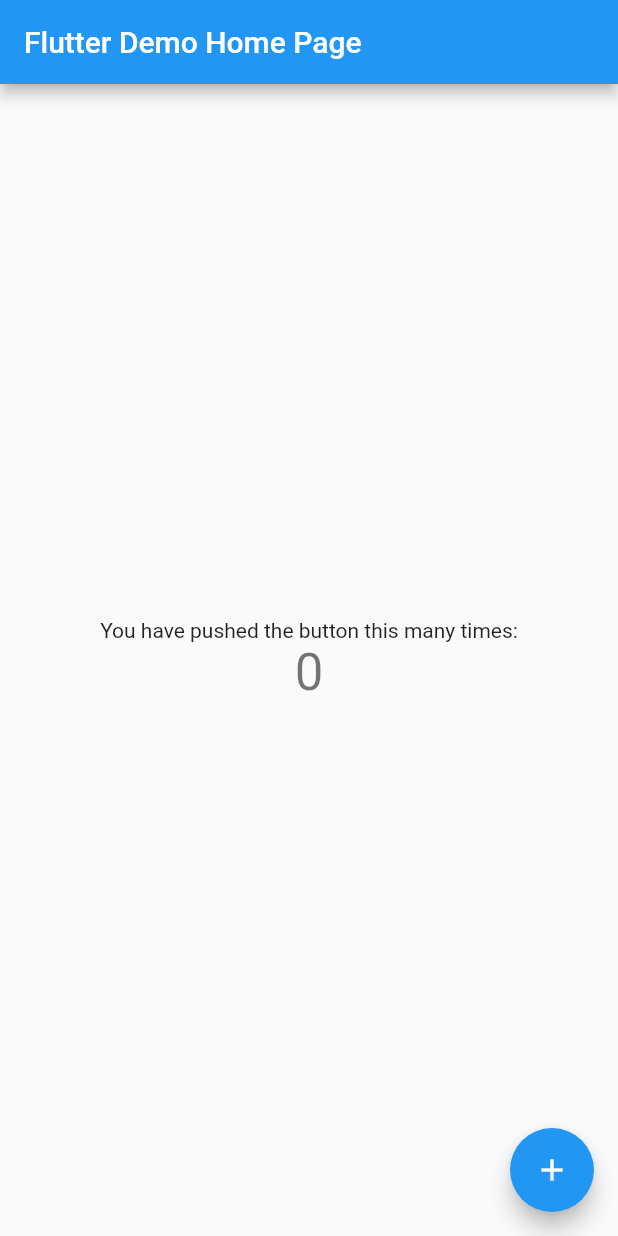
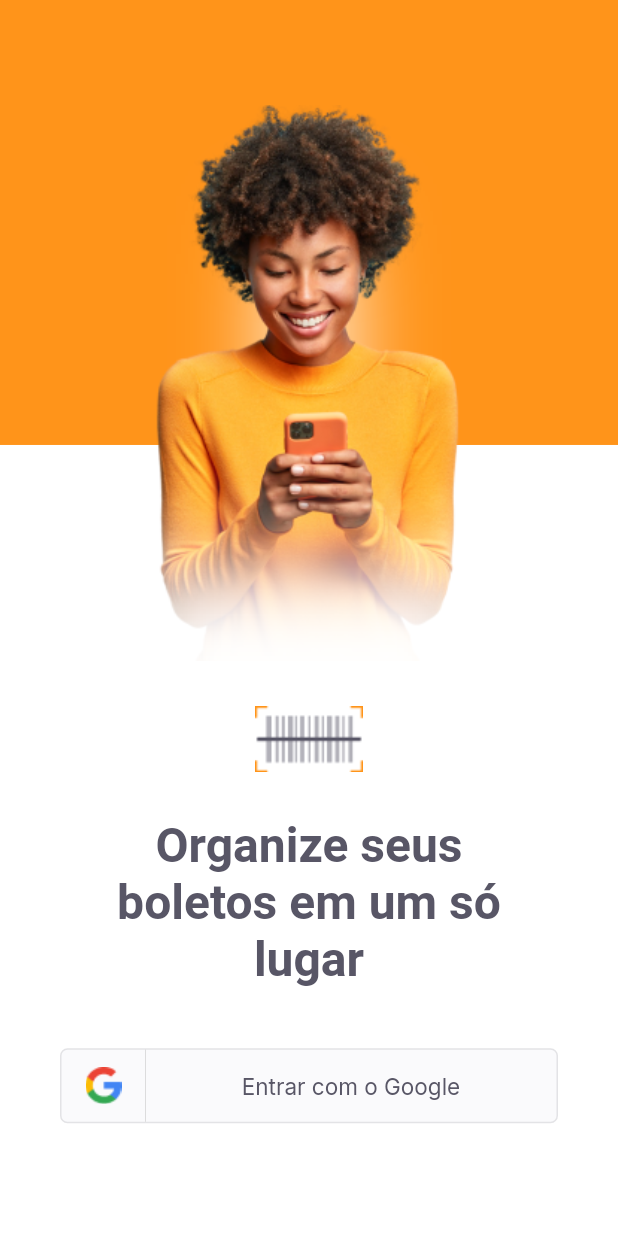
Before and after one commit to DawidOliveira/pay-flow, a Flutter app: the screen it shows after launch, on a phone screen of 412 x 824 dp. Run offline on Flutter 3.47's test engine with Material 2 defaults, Android fonts, the phone set to English and light mode, and no system bars; our stand-ins replace google_fonts.

Commit message:
criação das páginas: splash, login e o início da home

```diff
--- a/lib/main.dart
+++ b/lib/main.dart
@@ -1,113 +1,23 @@
 import 'package:flutter/material.dart';
+import 'package:payflow/modules/home/home_page.dart';
+import 'package:payflow/modules/login/login_page.dart';
+import 'package:payflow/modules/splash/splash_page.dart';
+import 'package:payflow/shared/themes/app_colors.dart';
 
 void main() {
-  runApp(MyApp());
+  runApp(AppWidget());
 }
 
-class MyApp extends StatelessWidget {
-  // This widget is the root of your application.
+class AppWidget extends StatelessWidget {
   @override
   Widget build(BuildContext context) {
     return MaterialApp(
-      title: 'Flutter Demo',
+      title: 'Pay Flow',
+      debugShowCheckedModeBanner: false,
       theme: ThemeData(
-        // This is the theme of your application.
-        //
-        // Try running your application with "flutter run". You'll see the
-        // application has a blue toolbar. Then, without quitting the app, try
-        // changing the primarySwatch below to Colors.green and then invoke
-        // "hot reload" (press "r" in the console where you ran "flutter run",
-        // or simply save your changes to "hot reload" in a Flutter IDE).
-        // Notice that the counter didn't reset back to zero; the application
-        // is not restarted.
-        primarySwatch: Colors.blue,
+        primaryColor: AppColors.primary,
       ),
-      home: MyHomePage(title: 'Flutter Demo Home Page'),
+      home: LoginPage(),
     );
   }
 }
-
-class MyHomePage extends StatefulWidget {
-  MyHomePage({Key? key, required this.title}) : super(key: key);
-
-  // This widget is the home page of your application. It is stateful, meaning
-  // that it has a State object (defined below) that contains fields that affect
-  // how it looks.
-
-  // This class is the configuration for the state. It holds the values (in this
-  // case the title) provided by the parent (in this case the App widget) and
-  // used by the build method of the State. Fields in a Widget subclass are
-  // always marked "final".
-
-  final String title;
-
-  @override
-  _MyHomePageState createState() => _MyHomePageState();
-}
-
-class _MyHomePageState extends State<MyHomePage> {
-  int _counter = 0;
-
-  void _incrementCounter() {
-    setState(() {
-      // This call to setState tells the Flutter framework that something has
-      // changed in this State, which causes it to rerun the build method below
-      // so that the display can reflect the updated values. If we changed
-      // _counter without calling setState(), then the build method would not be
-      // called again, and so nothing would appear to happen.
-      _counter++;
-    });
-  }
-
-  @override
-  Widget build(BuildContext context) {
-    // This method is rerun every time setState is called, for instance as done
-    // by the _incrementCounter method above.
-    //
-    // The Flutter framework has been optimized to make rerunning build methods
-    // fast, so that you can just rebuild anything that needs updating rather
-    // than having to individually change instances of widgets.
-    return Scaffold(
-      appBar: AppBar(
-        // Here we take the value from the MyHomePage object that was created by
-        // the App.build method, and use it to set our appbar title.
-        title: Text(widget.title),
-      ),
-      body: Center(
-        // Center is a layout widget. It takes a single child and positions it
-        // in the middle of the parent.
-        child: Column(
-          // Column is also a layout widget. It takes a list of children and
-          // arranges them vertically. By default, it sizes itself to fit its
-          // children horizontally, and tries to be as tall as its parent.
-          //
-          // Invoke "debug painting" (press "p" in the console, choose the
-          // "Toggle Debug Paint" action from the Flutter Inspector in Android
-          // Studio, or the "Toggle Debug Paint" command in Visual Studio Code)
-          // to see the wireframe for each widget.
-          //
-          // Column has various properties to control how it sizes itself and
-          // how it positions its children. Here we use mainAxisAlignment to
-          // center the children vertically; the main axis here is the vertical
-          // axis because Columns are vertical (the cross axis would be
-          // horizontal).
-          mainAxisAlignment: MainAxisAlignment.center,
-          children: <Widget>[
-            Text(
-              'You have pushed the button this many times:',
-            ),
-            Text(
-              '$_counter',
-              style: Theme.of(context).textTheme.headline4,
-            ),
-          ],
-        ),
-      ),
-      floatingActionButton: FloatingActionButton(
-        onPressed: _incrementCounter,
-        tooltip: 'Increment',
-        child: Icon(Icons.add),
-      ), // This trailing comma makes auto-formatting nicer for build methods.
-    );
-  }
-}
--- /dev/null
+++ b/lib/modules/home/home_page.dart
@@ -0,0 +1,12 @@
+import 'package:flutter/material.dart';
+
+class HomePage extends StatelessWidget {
+  @override
+  Widget build(BuildContext context) {
+    return Scaffold(
+      appBar: AppBar(
+        title: Text('HomePage'),
+      ),
+    );
+  }
+}
--- /dev/null
+++ b/lib/modules/login/login_page.dart
@@ -0,0 +1,107 @@
+import 'package:flutter/material.dart';
+import 'package:payflow/shared/themes/app_colors.dart';
+import 'package:payflow/shared/themes/app_images.dart';
+import 'package:payflow/shared/themes/app_text_styles.dart';
+import 'package:payflow/shared/widgets/social_login/social_login_button.dart';
+
+class LoginPage extends StatefulWidget {
+  @override
+  _LoginPageState createState() => _LoginPageState();
+}
+
+class _LoginPageState extends State<LoginPage> {
+  @override
+  Widget build(BuildContext context) {
+    final size = MediaQuery.of(context).size;
+    return Scaffold(
+      backgroundColor: AppColors.background,
+      body: Container(
+        width: size.width,
+        height: size.height,
+        child: Stack(
+          children: [
+            Container(
+              width: size.width,
+              height: size.height * .36,
+              color: AppColors.primary,
+            ),
+            Positioned(
+              left: 0,
+              right: 0,
+              top: 70,
+              child: Column(
+                children: [
+                  Stack(
+                    alignment: Alignment.center,
+                    children: [
+                      Container(
+                        decoration: BoxDecoration(
+                          boxShadow: [
+                            BoxShadow(
+                              color: Colors.white,
+                              blurRadius: 50,
+                              spreadRadius: -80,
+                            )
+                          ],
+                        ),
+                        child: Image.asset(
+                          AppImages.person,
+                          width: 208,
+                          height: size.height * .45,
+                        ),
+                      ),
+                      Positioned(
+                        bottom: 0,
+                        child: Container(
+                          decoration: BoxDecoration(
+                            boxShadow: [
+                              BoxShadow(
+                                color: Colors.white,
+                                blurRadius: 50,
+                                spreadRadius: -130,
+                                offset: Offset(0, 60),
+                              )
+                            ],
+                          ),
+                        ),
+                      ),
+                    ],
+                  ),
+                  SizedBox(
+                    height: 30,
+                  ),
+                  Column(
+                    crossAxisAlignment: CrossAxisAlignment.center,
+                    children: [
+                      Image.asset(AppImages.logomini),
+                      SizedBox(
+                        height: 30,
+                      ),
+                      Padding(
+                        padding: const EdgeInsets.symmetric(horizontal: 70),
+                        child: Text(
+                          'Organize seus boletos em um só lugar',
+                          style: TextStyles.titleHome,
+                          textAlign: TextAlign.center,
+                        ),
+                      ),
+                      SizedBox(
+                        height: 40,
+                      ),
+                      Padding(
+                        padding: const EdgeInsets.symmetric(horizontal: 40),
+                        child: SocialLoginButton(
+                          onTap: () {},
+                        ),
+                      ),
+                    ],
+                  ),
+                ],
+              ),
+            ),
+          ],
+        ),
+      ),
+    );
+  }
+}
--- /dev/null
+++ b/lib/modules/splash/splash_page.dart
@@ -0,0 +1,21 @@
+import 'package:flutter/material.dart';
+import 'package:payflow/shared/themes/app_colors.dart';
+import 'package:payflow/shared/themes/app_images.dart';
+
+class SplashPage extends StatelessWidget {
+  @override
+  Widget build(BuildContext context) {
+    return Scaffold(
+      backgroundColor: AppColors.background,
+      body: Center(
+        child: Stack(
+          alignment: Alignment.center,
+          children: [
+            Image.asset(AppImages.union),
+            Image.asset(AppImages.logoFull),
+          ],
+        ),
+      ),
+    );
+  }
+}
--- a/lib/shared/themes/app_text_styles.dart
+++ b/lib/shared/themes/app_text_styles.dart
@@ -3,6 +3,7 @@ import 'package:google_fonts/google_fonts.dart';
 import 'package:payflow/shared/themes/app_colors.dart';
 
 class TextStyles {
+  TextStyles._();
   static final titleHome = GoogleFonts.lexendDeca(
     fontSize: 32,
     fontWeight: FontWeight.w600,
--- /dev/null
+++ b/lib/shared/widgets/social_login/social_login_button.dart
@@ -0,0 +1,44 @@
+import 'package:flutter/material.dart';
+import 'package:payflow/shared/themes/app_colors.dart';
+import 'package:payflow/shared/themes/app_images.dart';
+import 'package:payflow/shared/themes/app_text_styles.dart';
+
+class SocialLoginButton extends StatelessWidget {
+  final VoidCallback onTap;
+
+  const SocialLoginButton({Key? key, required this.onTap}) : super(key: key);
+  @override
+  Widget build(BuildContext context) {
+    return InkWell(
+      onTap: onTap,
+      child: Container(
+        height: 50,
+        decoration: BoxDecoration(
+          color: AppColors.shape,
+          borderRadius: BorderRadius.circular(5),
+          border: Border.fromBorderSide(
+            BorderSide(color: AppColors.stroke),
+          ),
+        ),
+        child: Row(
+          children: [
+            Padding(
+              padding: const EdgeInsets.symmetric(horizontal: 16),
+              child: Image.asset(AppImages.google),
+            ),
+            VerticalDivider(
+              width: 0,
+            ),
+            Expanded(
+              child: Text(
+                'Entrar com o Google',
+                style: TextStyles.buttonGray,
+                textAlign: TextAlign.center,
+              ),
+            ),
+          ],
+        ),
+      ),
+    );
+  }
+}
```
Also changed, not shown: 3 other files.
